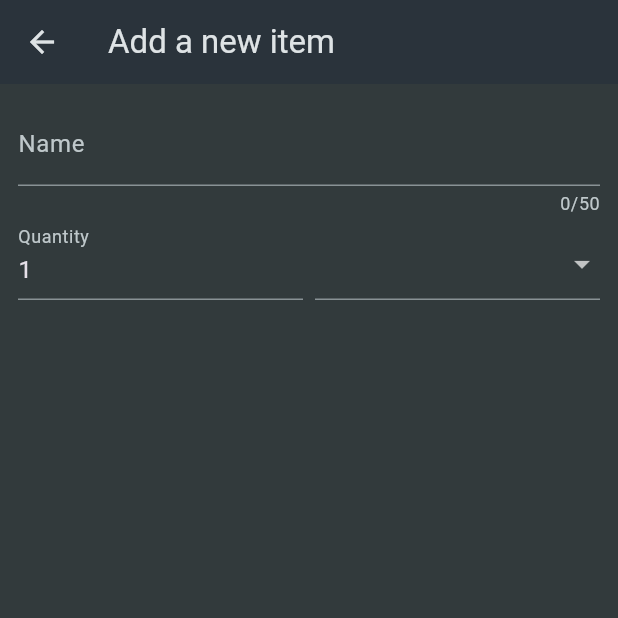
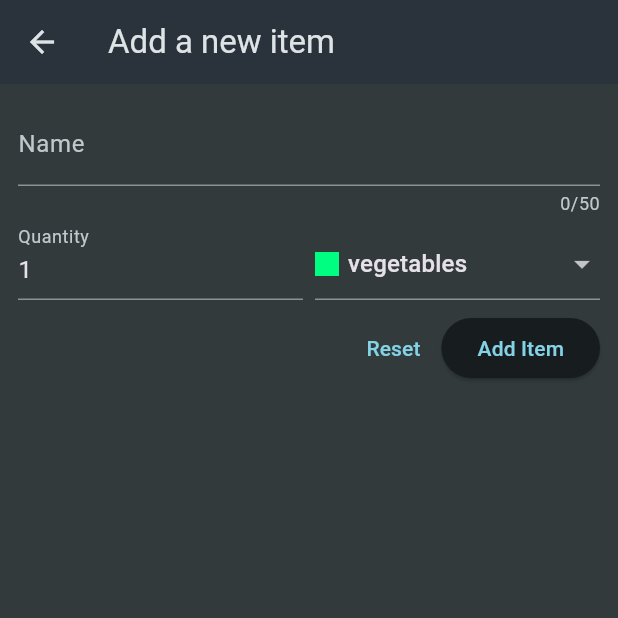
Before and after one commit to Meiendorf/shopping_list, a Flutter app: the screen it shows after launch, after a tap on the "add" icon, on a phone screen of 412 x 824 dp, the top half of it. Run offline on Flutter 3.47's test engine with Material 3 defaults, Android fonts, the phone set to English and light mode, and no system bars.

Commit message:
Refactor grocery list and new item widgets

```diff
--- a/lib/widgets/grocery_list.dart
+++ b/lib/widgets/grocery_list.dart
@@ -1,5 +1,5 @@
 import 'package:flutter/material.dart';
-import 'package:shopping_list/data/dummy_items.dart';
+import 'package:shopping_list/models/grocery_item.dart';
 import 'package:shopping_list/widgets/new_item.dart';
 
 class GroceryList extends StatefulWidget {
@@ -10,14 +10,49 @@ class GroceryList extends StatefulWidget {
 }
 
 class _GroceryListState extends State<GroceryList> {
-  void _addItem() {
-    Navigator.of(context).push(
+  final List<GroceryItem> _groceryItems = [];
+
+  void _addItem() async {
+    final newItem = await Navigator.of(context).push<GroceryItem>(
       MaterialPageRoute(builder: (ctx) => const NewItem()),
     );
+
+    if (newItem == null) {
+      return;
+    }
+
+    setState(() => _groceryItems.add(newItem));
+  }
+
+  void _removeItem(GroceryItem item) {
+    setState(() => _groceryItems.remove(item));
   }
 
   @override
   Widget build(BuildContext context) {
+    Widget content = const Center(
+      child: Text('No item added yet.'),
+    );
+
+    if (_groceryItems.isNotEmpty) {
+      content = ListView.builder(
+        itemCount: _groceryItems.length,
+        itemBuilder: (ctx, index) => Dismissible(
+          onDismissed: (direction) => _removeItem(_groceryItems[index]),
+          key: ValueKey(_groceryItems[index].id),
+          child: ListTile(
+            title: Text(_groceryItems[index].name),
+            leading: Container(
+              width: 24,
+              height: 24,
+              color: _groceryItems[index].category.color,
+            ),
+            trailing: Text(_groceryItems[index].quantity.toString()),
+          ),
+        ),
+      );
+    }
+
     return Scaffold(
       appBar: AppBar(
         title: const Text('Your Groceries'),
@@ -28,18 +63,7 @@ class _GroceryListState extends State<GroceryList> {
           ),
         ],
       ),
-      body: ListView.builder(
-        itemCount: groceryItems.length,
-        itemBuilder: (ctx, index) => ListTile(
-          title: Text(groceryItems[index].name),
-          leading: Container(
-            width: 24,
-            height: 24,
-            color: groceryItems[index].category.color,
-          ),
-          trailing: Text(groceryItems[index].quantity.toString()),
-        ),
-      ),
+      body: content,
     );
   }
 }
--- a/lib/widgets/new_item.dart
+++ b/lib/widgets/new_item.dart
@@ -1,7 +1,7 @@
 import 'package:flutter/material.dart';
-import 'package:flutter/widgets.dart';
 import 'package:shopping_list/data/categories.dart';
 import 'package:shopping_list/models/category.dart';
+import 'package:shopping_list/models/grocery_item.dart';
 
 class NewItem extends StatefulWidget {
   const NewItem({super.key});
@@ -13,6 +13,24 @@ class NewItem extends StatefulWidget {
 }
 
 class _NewItemState extends State<NewItem> {
+  final _formKey = GlobalKey<FormState>();
+  var _enteredName = '';
+  var _enteredQuantity = 1;
+  var _selectedCategory = categories[Categories.vegetables]!;
+
+  void _saveItem() {
+    if (_formKey.currentState!.validate()) {
+      _formKey.currentState!.save();
+      Navigator.of(context).pop(
+        GroceryItem(
+            id: DateTime.now().toString(),
+            name: _enteredName,
+            quantity: _enteredQuantity,
+            category: _selectedCategory),
+      );
+    }
+  }
+
   @override
   Widget build(BuildContext context) {
     return Scaffold(
@@ -22,6 +40,7 @@ class _NewItemState extends State<NewItem> {
       body: Padding(
         padding: const EdgeInsets.all(12),
         child: Form(
+          key: _formKey,
           child: Column(
             children: [
               TextFormField(
@@ -30,7 +49,17 @@ class _NewItemState extends State<NewItem> {
                   label: Text('Name'),
                 ),
                 validator: (value) {
-                  return '';
+                  if (value == null ||
+                      value.isEmpty ||
+                      value.trim().length <= 1 ||
+                      value.trim().length > 50) {
+                    return 'Must be between 1 and 50 characters.';
+                  }
+
+                  return null;
+                },
+                onSaved: (value) {
+                  _enteredName = value!;
                 },
               ),
               Row(
@@ -41,12 +70,27 @@ class _NewItemState extends State<NewItem> {
                       decoration: const InputDecoration(
                         label: Text('Quantity'),
                       ),
+                      keyboardType: TextInputType.number,
                       initialValue: '1',
+                      validator: (value) {
+                        if (value == null ||
+                            value.isEmpty ||
+                            int.tryParse(value) == null ||
+                            int.tryParse(value)! < 0) {
+                          return 'Must be a positive.';
+                        }
+
+                        return null;
+                      },
+                      onSaved: (value) {
+                        _enteredQuantity = int.parse(value!);
+                      },
                     ),
                   ),
                   const SizedBox(width: 8),
                   Expanded(
                     child: DropdownButtonFormField(
+                      value: _selectedCategory,
                       items: [
                         for (final category in categories.entries)
                           DropdownMenuItem(
@@ -64,11 +108,32 @@ class _NewItemState extends State<NewItem> {
                             ),
                           )
                       ],
-                      onChanged: (value) {},
+                      onChanged: (value) {
+                        setState(() {
+                          _selectedCategory = value!;
+                        });
+                      },
                     ),
                   ),
                 ],
-              )
+              ),
+              const SizedBox(height: 8),
+              Row(
+                mainAxisAlignment: MainAxisAlignment.end,
+                crossAxisAlignment: CrossAxisAlignment.end,
+                children: [
+                  TextButton(
+                    onPressed: () {
+                      _formKey.currentState!.reset();
+                    },
+                    child: const Text('Reset'),
+                  ),
+                  ElevatedButton(
+                    onPressed: _saveItem,
+                    child: const Text('Add Item'),
+                  )
+                ],
+              ),
             ],
           ),
         ),
```
